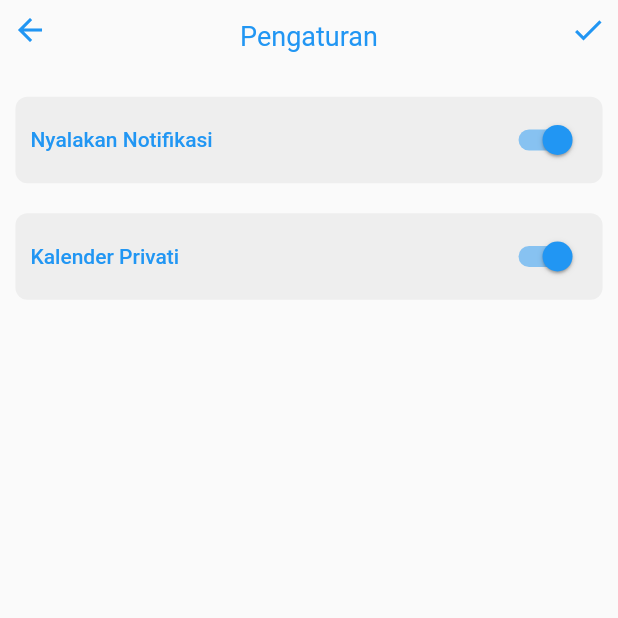
After one commit to alfhandre/EVENTING, a Flutter app: the pengaturan screen opened directly, on a phone screen of 412 x 824 dp, the top half of it. The commit adds this screen. Run offline on Flutter 3.47's test engine with Material 2 defaults, Android fonts, the phone set to English and light mode, and no system bars; our stand-ins replace cloud_firestore, firebase_auth, firebase_core, firebase_storage, flutter_svg, get and 4 more; missing offline and left inert: flutter_clean_calendar; accounts and stored records are empty.

Commit message:
'misahin semua jadi per folder'

```diff
--- a/lib/views/createevent.dart
+++ b/lib/views/login/event/createevent.dart
@@ -1,5 +1,4 @@
-import 'package:eventing/views/homepage.dart';
-import 'package:eventing/views/homescreen.dart';
+import 'package:eventing/views/login/homescreen/homepage.dart';
 import 'package:flutter/material.dart';
 import 'package:get/get.dart';
 import 'package:toggle_switch/toggle_switch.dart';
@@ -84,7 +83,7 @@ class _CreateeventState extends State<Createevent> {
                     ),
                     Divider(thickness: 1, color: Colors.blue),
                     Container(
-                      height: 54.8,
+                      height: 125,
                       child: TextFormField(
                         decoration: InputDecoration(
                           enabledBorder: InputBorder.none,
--- a/lib/views/mainCalendar.dart
+++ b/lib/views/login/homescreen/mainCalendar.dart
@@ -81,7 +81,7 @@ class _mainCalendarState extends State<mainCalendar> {
             isExpanded: true,
             dayOfWeekStyle: TextStyle(
               fontSize: 15,
-              color: Colors.black12,
+              color: Colors.black,
               fontWeight: FontWeight.w100,
             ),
             bottomBarTextStyle: TextStyle(
--- a/lib/views/mainDaftarCalendar.dart
+++ b/lib/views/login/homescreen/mainDaftarCalendar.dart
@@ -1,4 +1,4 @@
-import 'package:eventing/views/mainCalendar.dart';
+import 'package:eventing/views/login/homescreen/homepage.dart';
 import 'package:flutter/material.dart';
 
 
--- a/lib/views/formlogin.dart
+++ b/lib/views/non-login/formlogin.dart
@@ -1,6 +1,6 @@
 import 'package:eventing/controller/auth_controller.dart';
-import 'package:eventing/views/formregister.dart';
-import 'package:eventing/views/homepage.dart';
+import 'package:eventing/views/non-login/formregister.dart';
+import 'package:eventing/views/login/homescreen/homepage.dart';
 import 'package:flutter/material.dart';
 import 'package:shared_preferences/shared_preferences.dart';
 import 'package:get/get.dart';
--- a/lib/views/formregister.dart
+++ b/lib/views/non-login/formregister.dart
@@ -1,6 +1,5 @@
 import 'package:eventing/controller/auth_controller.dart';
-import 'package:eventing/views/formlogin.dart';
-import 'package:eventing/views/homescreen.dart';
+import 'package:eventing/views/non-login/formlogin.dart';
 import 'package:flutter/material.dart';
 import 'package:get/get.dart';
 
--- /dev/null
+++ b/lib/views/pengaturan.dart
@@ -0,0 +1,115 @@
+import 'package:flutter/material.dart';
+
+class pengaturan extends StatefulWidget {
+  @override
+  State<pengaturan> createState() => _pengaturanState();
+}
+
+class _pengaturanState extends State<pengaturan> {
+  // bool light = true;
+  bool notificationOn = true;
+  bool privateCalendarOn = true;
+  // const 'pengaturan'({super.key});
+  @override
+  Widget build(BuildContext context) {
+    return Scaffold(
+      body: SafeArea(
+          child: Container(
+        child: Column(
+          children: [
+            Row(
+              mainAxisAlignment: MainAxisAlignment.spaceBetween,
+              children: [
+                IconButton(
+                  onPressed: () {
+                    Navigator.of(context).pop();
+                  },
+                  icon: Icon(Icons.arrow_back),
+                  color: Colors.blue,
+                  alignment: Alignment.topLeft,
+                ),
+                Text('Pengaturan',
+                    style: TextStyle(color: Colors.blue, fontSize: 18)),
+                IconButton(
+                  onPressed: () {
+                    // Navigator.of(context)
+                    //     .push(MaterialPageRoute(builder: (context) {
+                    //   return ();
+                    // }));
+                  },
+                  icon: Icon(Icons.check),
+                  color: Colors.blue,
+                  alignment: Alignment.topRight,
+                )
+              ],
+            ),
+            SizedBox(height: MediaQuery.of(context).size.height * 0.02),
+            Container(
+              width: MediaQuery.of(context).size.width * 0.95,
+              height: MediaQuery.of(context).size.height * 0.07,
+              decoration: BoxDecoration(
+                  color: Colors.grey[200],
+                  borderRadius: BorderRadius.circular(8)),
+              padding: EdgeInsets.only(left: 10, right: 10),
+              child: Row(
+                mainAxisAlignment: MainAxisAlignment.spaceBetween,
+                children: [
+                  Container(
+                    child: Text('Nyalakan Notifikasi',
+                        style: TextStyle(
+                            color: Colors.blue, fontWeight: FontWeight.w500)),
+                  ),
+                  Container(
+                    child: Switch(
+                      // This bool value toggles the switch.
+                      value: notificationOn,
+                      activeColor: Colors.blue,
+                      onChanged: (bool value) {
+                        // This is called when the user toggles the switch.
+                        setState(() {
+                          notificationOn = value;
+                        });
+                      },
+                    ),
+                  )
+                ],
+              ),
+            ),
+            SizedBox(height: 20),
+            Container(
+              width: MediaQuery.of(context).size.width * 0.95,
+              height: MediaQuery.of(context).size.height * 0.07,
+              decoration: BoxDecoration(
+                  color: Colors.grey[200],
+                  borderRadius: BorderRadius.circular(8)),
+              padding: EdgeInsets.only(left: 10, right: 10),
+              child: Row(
+                mainAxisAlignment: MainAxisAlignment.spaceBetween,
+                children: [
+                  Container(
+                    child: Text('Kalender Privati',
+                        style: TextStyle(
+                            color: Colors.blue, fontWeight: FontWeight.w500)),
+                  ),
+                  Container(
+                    child: Switch(
+                      // This bool value toggles the switch.
+                      value: privateCalendarOn,
+                      activeColor: Colors.blue,
+                      onChanged: (bool value) {
+                        // This is called when the user toggles the switch.
+                        setState(() {
+                          privateCalendarOn = value;
+                        });
+                      },
+                    ),
+                  )
+                ],
+              ),
+            )
+          ],
+        ),
+      )),
+    );
+  }
+}
```
Also changed, not shown: lib/controller/auth_controller.dart (+4 -4 lines), lib/main.dart (+12 -8 lines), lib/views/homescreen.dart (deleted, +0 -266 lines), lib/views/login/homescreen/homepage.dart (renamed from lib/views/homepage.dart, +24 -9 lines), lib/views/login/profile/create_profile.dart (renamed from lib/views/create_profile.dart, +4 -5 lines), lib/views/login/teman/daftarTeman.dart (renamed from lib/views/daftarTeman.dart, +7 -0 lines), lib/views/non-login/welcomeeventing.dart (renamed from lib/views/welcomeeventing.dart, +9 -4 lines), lib/views/testcreateprofile.dart (deleted, +0 -228 lines), lib/views/login/event/daftarevent.dart (renamed from lib/views/daftarevent.dart), lib/views/login/profile/detailprofile.dart (renamed from lib/views/detailprofile.dart).
